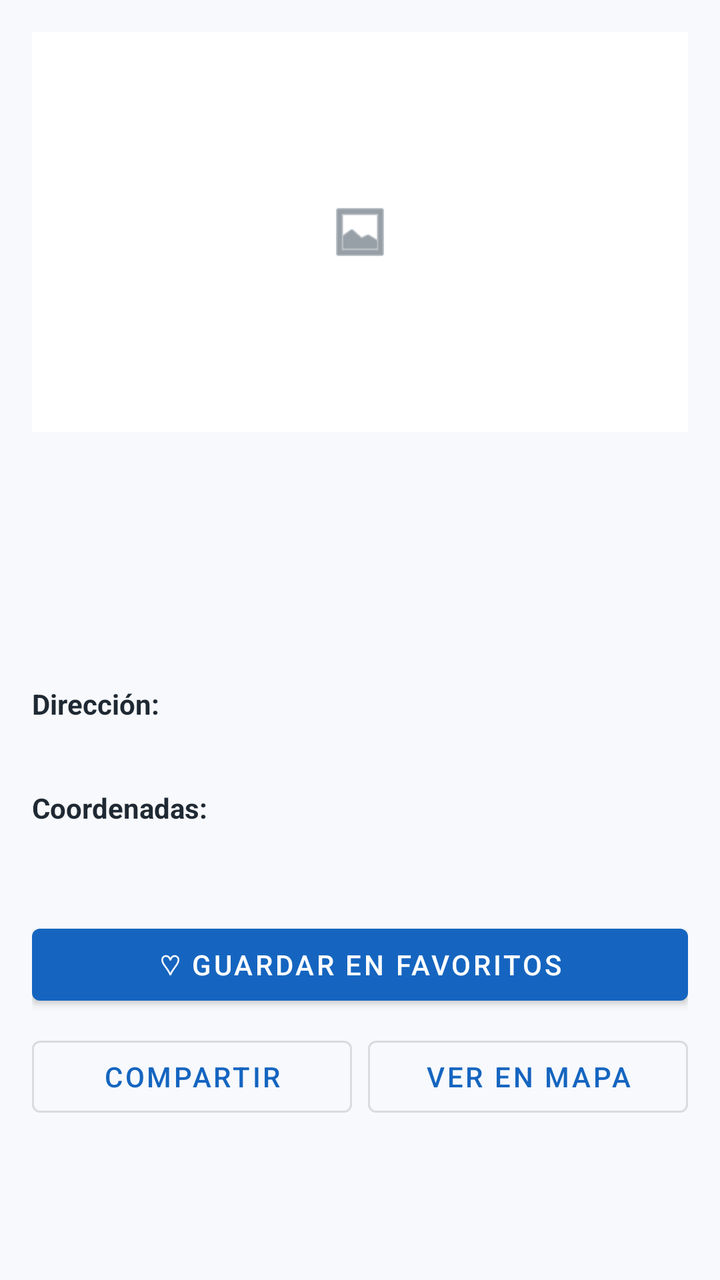
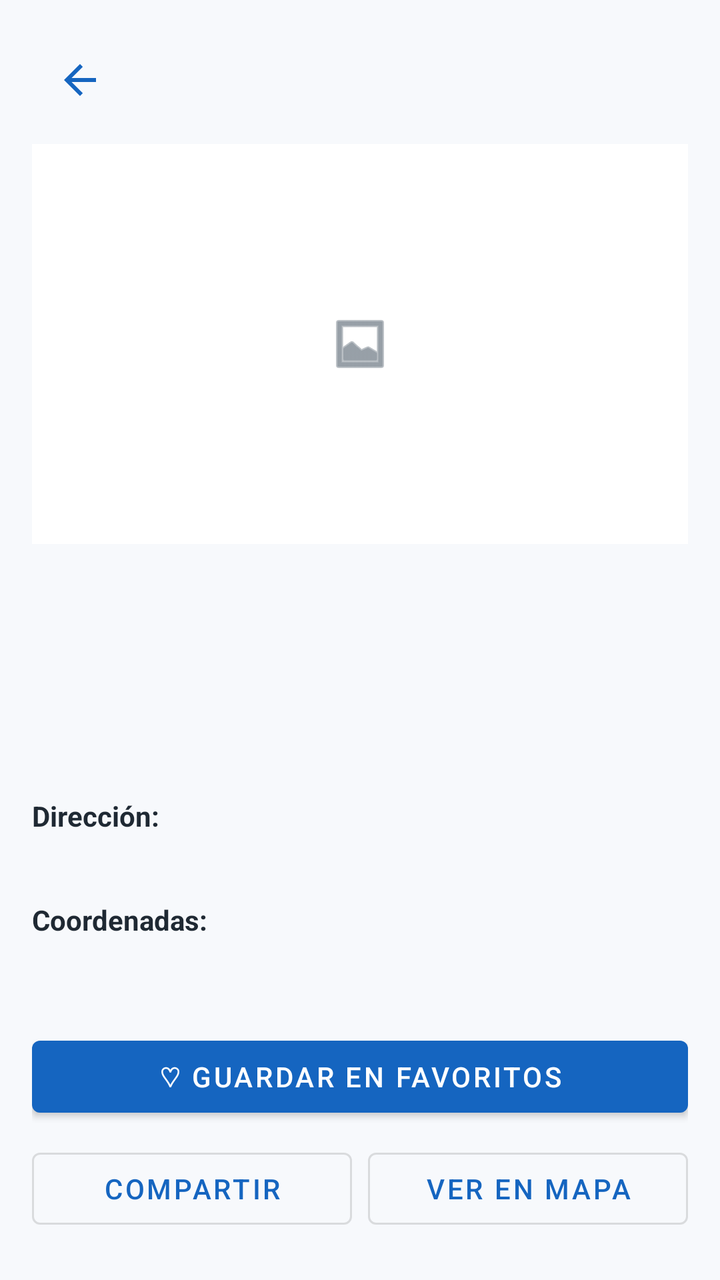

Two renders of the same Android screen: before a commit and after it. Below are the layout's source before the change and the commit's diff.
<!-- AndroidManifest.xml: application theme Theme.Miguelruiz -->
<!-- res/layout/activity_place_detail.xml -->
<?xml version="1.0" encoding="utf-8"?>
<ScrollView xmlns:android="http://schemas.android.com/apk/res/android"
    xmlns:app="http://schemas.android.com/apk/res-auto"
    xmlns:tools="http://schemas.android.com/tools"
    android:layout_width="match_parent"
    android:layout_height="match_parent"
    android:background="@color/color_background"
    android:fillViewport="true">

    <androidx.constraintlayout.widget.ConstraintLayout
        android:layout_width="match_parent"
        android:layout_height="wrap_content"
        android:padding="16dp">

        <ImageView
            android:id="@+id/imagePlaceDetail"
            android:layout_width="match_parent"
            android:layout_height="200dp"
            android:background="@color/color_surface"
            android:contentDescription="@string/app_name"
            android:scaleType="centerInside"
            android:src="@android:drawable/ic_menu_gallery"
            app:layout_constraintTop_toTopOf="parent"
            app:tint="@color/text_secondary" />

        <TextView
            android:id="@+id/textDetailName"
            android:layout_width="0dp"
            android:layout_height="wrap_content"
            android:layout_marginTop="16dp"
            android:textColor="@color/color_primary"
            android:textSize="24sp"
            android:textStyle="bold"
            app:layout_constraintEnd_toEndOf="parent"
            app:layout_constraintStart_toStartOf="parent"
            app:layout_constraintTop_toBottomOf="@id/imagePlaceDetail" />

        <TextView
            android:id="@+id/textDetailShortDescription"
            android:layout_width="0dp"
            android:layout_height="wrap_content"
            android:layout_marginTop="4dp"
            android:textColor="@color/color_secondary"
            android:textSize="16sp"
            android:textStyle="italic"
            app:layout_constraintEnd_toEndOf="parent"
            app:layout_constraintStart_toStartOf="parent"
            app:layout_constraintTop_toBottomOf="@id/textDetailName" />

        <TextView
            android:id="@+id/textDetailDescription"
            android:layout_width="0dp"
            android:layout_height="wrap_content"
            android:layout_marginTop="16dp"
            android:textColor="@color/text_primary"
            android:textSize="15sp"
            app:layout_constraintEnd_toEndOf="parent"
            app:layout_constraintStart_toStartOf="parent"
            app:layout_constraintTop_toBottomOf="@id/textDetailShortDescription" />

        <TextView
            android:id="@+id/labelAddress"
            android:layout_width="0dp"
            android:layout_height="wrap_content"
            android:layout_marginTop="16dp"
            android:text="@string/label_address"
            android:textColor="@color/text_primary"
            android:textStyle="bold"
            app:layout_constraintEnd_toEndOf="parent"
            app:layout_constraintStart_toStartOf="parent"
            app:layout_constraintTop_toBottomOf="@id/textDetailDescription" />

        <TextView
            android:id="@+id/textDetailAddress"
            android:layout_width="0dp"
            android:layout_height="wrap_content"
            android:layout_marginTop="2dp"
            android:textColor="@color/text_secondary"
            app:layout_constraintEnd_toEndOf="parent"
            app:layout_constraintStart_toStartOf="parent"
            app:layout_constraintTop_toBottomOf="@id/labelAddress" />

        <TextView
            android:id="@+id/labelCoordinates"
            android:layout_width="0dp"
            android:layout_height="wrap_content"
            android:layout_marginTop="12dp"
            android:text="@string/label_coordinates"
            android:textColor="@color/text_primary"
            android:textStyle="bold"
            app:layout_constraintEnd_toEndOf="parent"
            app:layout_constraintStart_toStartOf="parent"
            app:layout_constraintTop_toBottomOf="@id/textDetailAddress" />

        <TextView
            android:id="@+id/textDetailCoordinates"
            android:layout_width="0dp"
            android:layout_height="wrap_content"
            android:layout_marginTop="2dp"
            android:textColor="@color/text_secondary"
            app:layout_constraintEnd_toEndOf="parent"
            app:layout_constraintStart_toStartOf="parent"
            app:layout_constraintTop_toBottomOf="@id/labelCoordinates" />

        <com.google.android.material.button.MaterialButton
            android:id="@+id/buttonFavorite"
            android:layout_width="match_parent"
            android:layout_height="wrap_content"
            android:layout_marginTop="24dp"
            android:minHeight="48dp"
            android:text="@string/button_favorite_add"
            app:layout_constraintTop_toBottomOf="@id/textDetailCoordinates" />

        <com.google.android.material.button.MaterialButton
            android:id="@+id/buttonShare"
            style="@style/Widget.MaterialComponents.Button.OutlinedButton"
            android:layout_width="0dp"
            android:layout_height="wrap_content"
            android:layout_marginTop="8dp"
            android:layout_marginEnd="4dp"
            android:minHeight="48dp"
            android:text="@string/button_share"
            app:layout_constraintEnd_toStartOf="@+id/buttonMap"
            app:layout_constraintStart_toStartOf="parent"
            app:layout_constraintTop_toBottomOf="@id/buttonFavorite" />

        <com.google.android.material.button.MaterialButton
            android:id="@+id/buttonMap"
            style="@style/Widget.MaterialComponents.Button.OutlinedButton"
            android:layout_width="0dp"
            android:layout_height="wrap_content"
            android:layout_marginStart="4dp"
            android:layout_marginTop="8dp"
            android:minHeight="48dp"
            android:text="@string/button_map"
            app:layout_constraintEnd_toEndOf="parent"
            app:layout_constraintStart_toEndOf="@id/buttonShare"
            app:layout_constraintTop_toBottomOf="@id/buttonFavorite" />

    </androidx.constraintlayout.widget.ConstraintLayout>
</ScrollView>
<!-- resources referenced by this layout -->
<resources>
  <color name="color_background">#F7F9FC</color>
  <color name="color_primary">#1565C0</color>
  <color name="color_secondary">#00897B</color>
  <color name="color_surface">#FFFFFF</color>
  <color name="text_primary">#1F2933</color>
  <color name="text_secondary">#52606D</color>
  <string name="app_name">ITANES</string>
  <string name="button_favorite_add">♡ Guardar en favoritos</string>
  <string name="button_map">Ver en mapa</string>
  <string name="button_share">Compartir</string>
  <string name="label_address">Dirección:</string>
  <string name="label_coordinates">Coordenadas:</string>
  <style name="Theme.Miguelruiz" parent="Base.Theme.Miguelruiz" />
  <style name="Base.Theme.Miguelruiz" parent="Theme.MaterialComponents.DayNight.NoActionBar">
          
          <item name="colorPrimary">@color/color_primary</item>
          <item name="colorPrimaryVariant">@color/color_primary_dark</item>
          <item name="colorOnPrimary">@color/text_on_primary</item>
          
          <item name="colorSecondary">@color/color_secondary</item>
          <item name="colorSecondaryVariant">@color/color_secondary</item>
          <item name="colorOnSecondary">@color/text_on_primary</item>
          
          <item name="android:statusBarColor">?attr/colorPrimaryVariant</item>
          
          <item name="android:windowBackground">@color/color_background</item>
          <item name="colorSurface">@color/color_surface</item>
          <item name="colorError">@color/color_error</item>
      </style>
  <color name="color_primary_dark">#0D47A1</color>
  <color name="text_on_primary">#FFFFFF</color>
  <color name="color_error">#B3261E</color>
</resources>

<!-- the commit's change to res/layout/activity_place_detail.xml (unified diff, before → after) -->
@@ -12,15 +12,27 @@
         android:layout_height="wrap_content"
         android:padding="16dp">
 
+        <ImageButton
+            android:id="@+id/buttonBack"
+            android:layout_width="48dp"
+            android:layout_height="48dp"
+            android:background="?attr/selectableItemBackgroundBorderless"
+            android:contentDescription="@string/back_navigation"
+            android:src="?attr/homeAsUpIndicator"
+            app:layout_constraintStart_toStartOf="parent"
+            app:layout_constraintTop_toTopOf="parent"
+            app:tint="@color/color_primary" />
+
         <ImageView
             android:id="@+id/imagePlaceDetail"
             android:layout_width="match_parent"
             android:layout_height="200dp"
+            android:layout_marginTop="8dp"
             android:background="@color/color_surface"
             android:contentDescription="@string/app_name"
             android:scaleType="centerInside"
             android:src="@android:drawable/ic_menu_gallery"
-            app:layout_constraintTop_toTopOf="parent"
+            app:layout_constraintTop_toBottomOf="@id/buttonBack"
             app:tint="@color/text_secondary" />
 
         <TextView
<!-- resource entries referenced after the edit -->
@@ -7,6 +7,7 @@
   <color name="text_primary">#1F2933</color>
   <color name="text_secondary">#52606D</color>
   <string name="app_name">ITANES</string>
+  <string name="back_navigation">Regresar</string>
   <string name="button_favorite_add">♡ Guardar en favoritos</string>
   <string name="button_map">Ver en mapa</string>
   <string name="button_share">Compartir</string>
